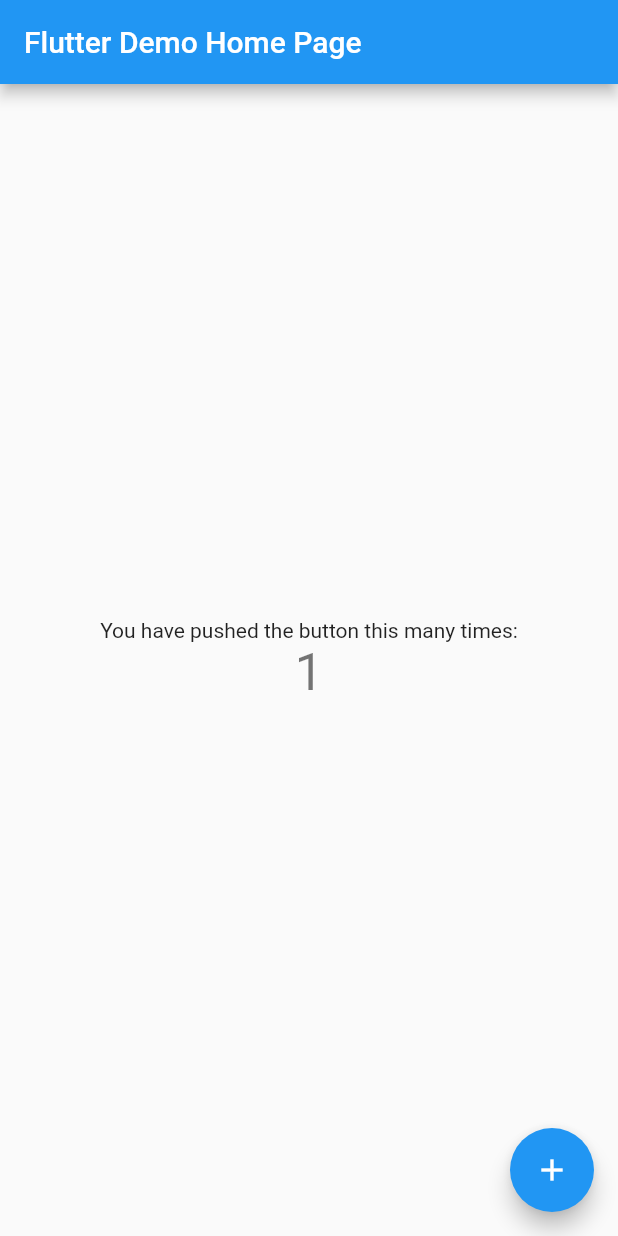
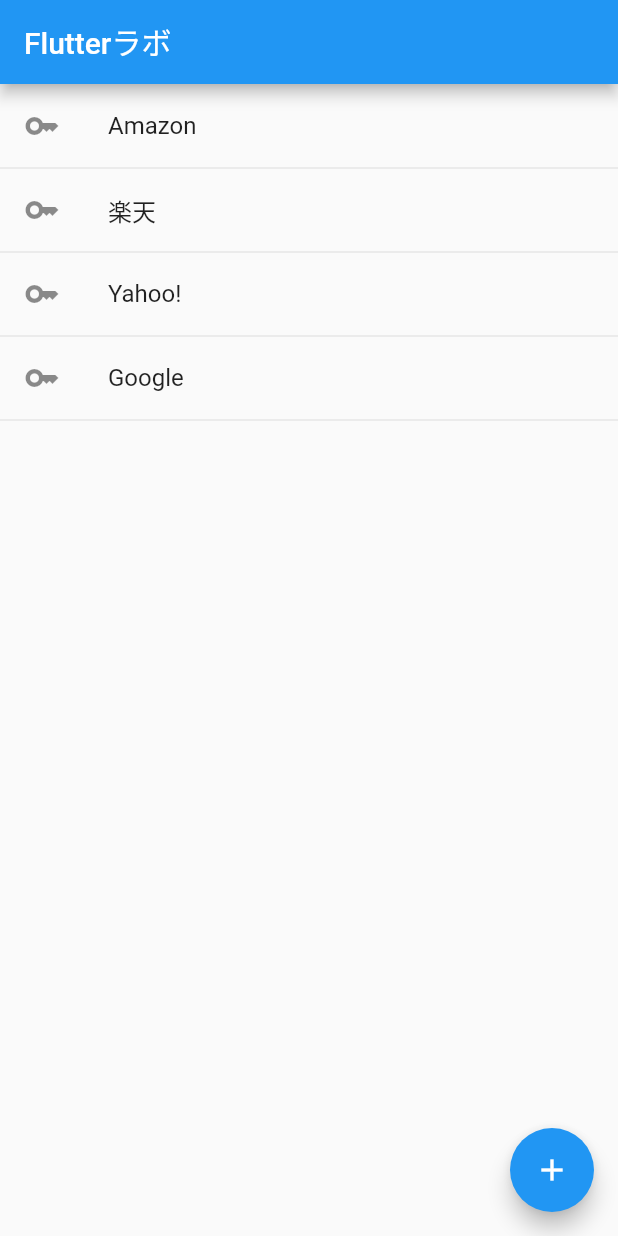
Before and after one commit to yuusi0814/password_management, a Flutter app: the screen it shows after launch, after a tap on the "add" icon, on a phone screen of 412 x 824 dp. Run offline on Flutter 3.47's test engine with Material 2 defaults, Android fonts, the phone set to English and light mode, and no system bars.

Commit message:
[add]リスト追加と画面遷移処理を追加

```diff
--- a/lib/main.dart
+++ b/lib/main.dart
@@ -1,4 +1,6 @@
 import 'package:flutter/material.dart';
+
+import 'next_page.dart';
 
 void main() {
   runApp(const MyApp());
@@ -7,21 +9,11 @@
 class MyApp extends StatelessWidget {
   const MyApp({super.key});
 
-  // This widget is the root of your application.
   @override
   Widget build(BuildContext context) {
     return MaterialApp(
-      title: 'Flutter Demo',
+      title: '',
       theme: ThemeData(
-        // This is the theme of your application.
-        //
-        // Try running your application with "flutter run". You'll see the
-        // application has a blue toolbar. Then, without quitting the app, try
-        // changing the primarySwatch below to Colors.green and then invoke
-        // "hot reload" (press "r" in the console where you ran "flutter run",
-        // or simply save your changes to "hot reload" in a Flutter IDE).
-        // Notice that the counter didn't reset back to zero; the application
-        // is not restarted.
         primarySwatch: Colors.blue,
       ),
       home: const MyHomePage(title: 'Flutter Demo Home Page'),
@@ -32,15 +24,6 @@
 class MyHomePage extends StatefulWidget {
   const MyHomePage({super.key, required this.title});
 
-  // This widget is the home page of your application. It is stateful, meaning
-  // that it has a State object (defined below) that contains fields that affect
-  // how it looks.
-
-  // This class is the configuration for the state. It holds the values (in this
-  // case the title) provided by the parent (in this case the App widget) and
-  // used by the build method of the State. Fields in a Widget subclass are
-  // always marked "final".
-
   final String title;
 
   @override
@@ -48,68 +31,55 @@
 }
 
 class _MyHomePageState extends State<MyHomePage> {
+  List<String> titleList = ['Amazon', '楽天', 'Yahoo!'];
   int _counter = 0;
 
   void _incrementCounter() {
     setState(() {
-      // This call to setState tells the Flutter framework that something has
-      // changed in this State, which causes it to rerun the build method below
-      // so that the display can reflect the updated values. If we changed
-      // _counter without calling setState(), then the build method would not be
-      // called again, and so nothing would appear to happen.
       _counter++;
     });
   }
 
   @override
   Widget build(BuildContext context) {
-    // This method is rerun every time setState is called, for instance as done
-    // by the _incrementCounter method above.
-    //
-    // The Flutter framework has been optimized to make rerunning build methods
-    // fast, so that you can just rebuild anything that needs updating rather
-    // than having to individually change instances of widgets.
     return Scaffold(
       appBar: AppBar(
-        // Here we take the value from the MyHomePage object that was created by
-        // the App.build method, and use it to set our appbar title.
-        title: Text(widget.title),
+        title: const Text('Flutterラボ'),
       ),
-      body: Center(
-        // Center is a layout widget. It takes a single child and positions it
-        // in the middle of the parent.
-        child: Column(
-          // Column is also a layout widget. It takes a list of children and
-          // arranges them vertically. By default, it sizes itself to fit its
-          // children horizontally, and tries to be as tall as its parent.
-          //
-          // Invoke "debug painting" (press "p" in the console, choose the
-          // "Toggle Debug Paint" action from the Flutter Inspector in Android
-          // Studio, or the "Toggle Debug Paint" command in Visual Studio Code)
-          // to see the wireframe for each widget.
-          //
-          // Column has various properties to control how it sizes itself and
-          // how it positions its children. Here we use mainAxisAlignment to
-          // center the children vertically; the main axis here is the vertical
-          // axis because Columns are vertical (the cross axis would be
-          // horizontal).
-          mainAxisAlignment: MainAxisAlignment.center,
-          children: <Widget>[
-            const Text(
-              'You have pushed the button this many times:',
-            ),
-            Text(
-              '$_counter',
-              style: Theme.of(context).textTheme.headlineMedium,
-            ),
-          ],
-        ),
+      body: ListView.builder(
+        itemCount: titleList.length,
+        itemBuilder: (context, index) {
+          return Column(
+            children: [
+              ListTile(
+                leading: const Icon(Icons.key),
+                title: Text(titleList[index]),
+                onTap: () {
+                  print('リストがタップされました');
+                  Navigator.push(
+                    context,
+                    MaterialPageRoute(
+                      builder: (context) => NextPage(titleList[index]),
+                    ),
+                  );
+                },
+              ),
+              const Divider(
+                height: 0,
+              ),
+            ],
+          );
+        },
       ),
       floatingActionButton: FloatingActionButton(
-        onPressed: _incrementCounter,
+        onPressed: () {
+          titleList.add('Google');
+          print(titleList);
+          setState(() {});
+        },
         tooltip: 'Increment',
         child: const Icon(Icons.add),
-      ), // This trailing comma makes auto-formatting nicer for build methods.
+      ),
     );
   }
 }
--- a/pubspec.yaml
+++ b/pubspec.yaml
@@ -19,7 +19,7 @@
 version: 1.0.0+1
 
 environment:
-  sdk: '>=2.19.0 <3.0.0'
+  sdk: '>=2.18.0 <3.0.0'
 
 # Dependencies specify other packages that your package needs in order to work.
 # To automatically upgrade your package dependencies to the latest versions
```
Also changed, not shown: lib/next_page.dart (added, +45 -0 lines), pubspec.lock, 1 other file.
